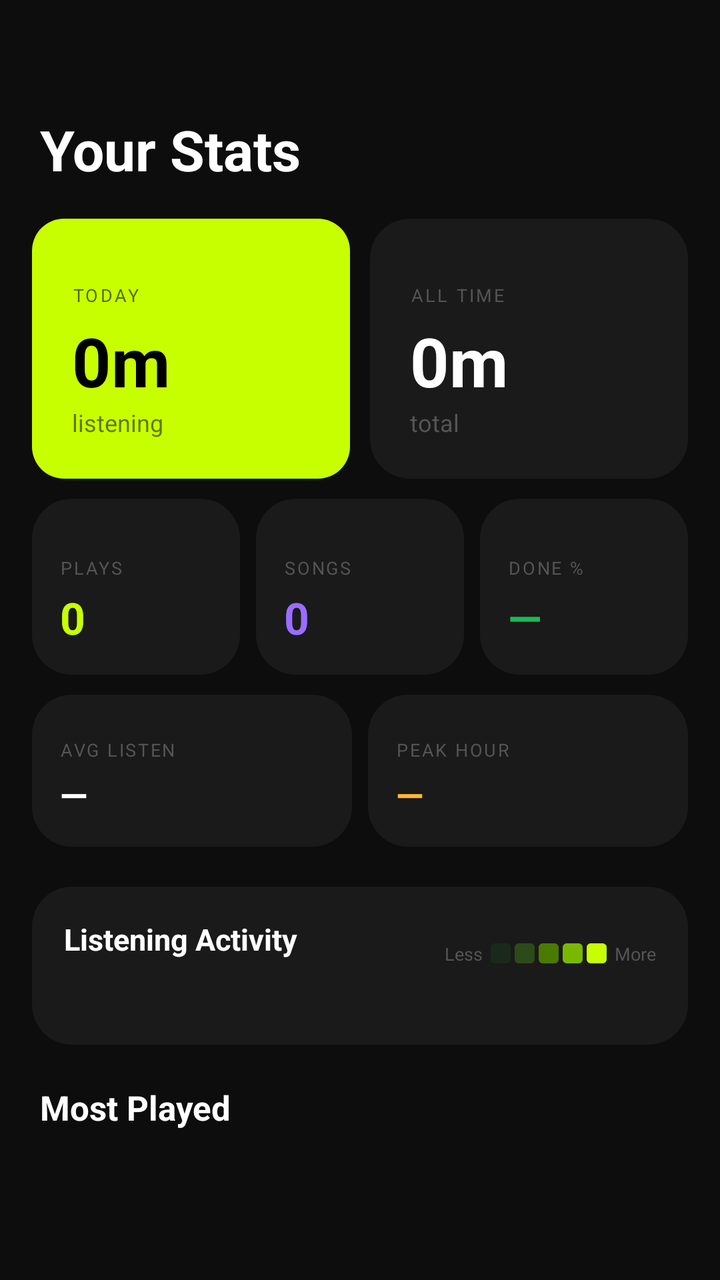
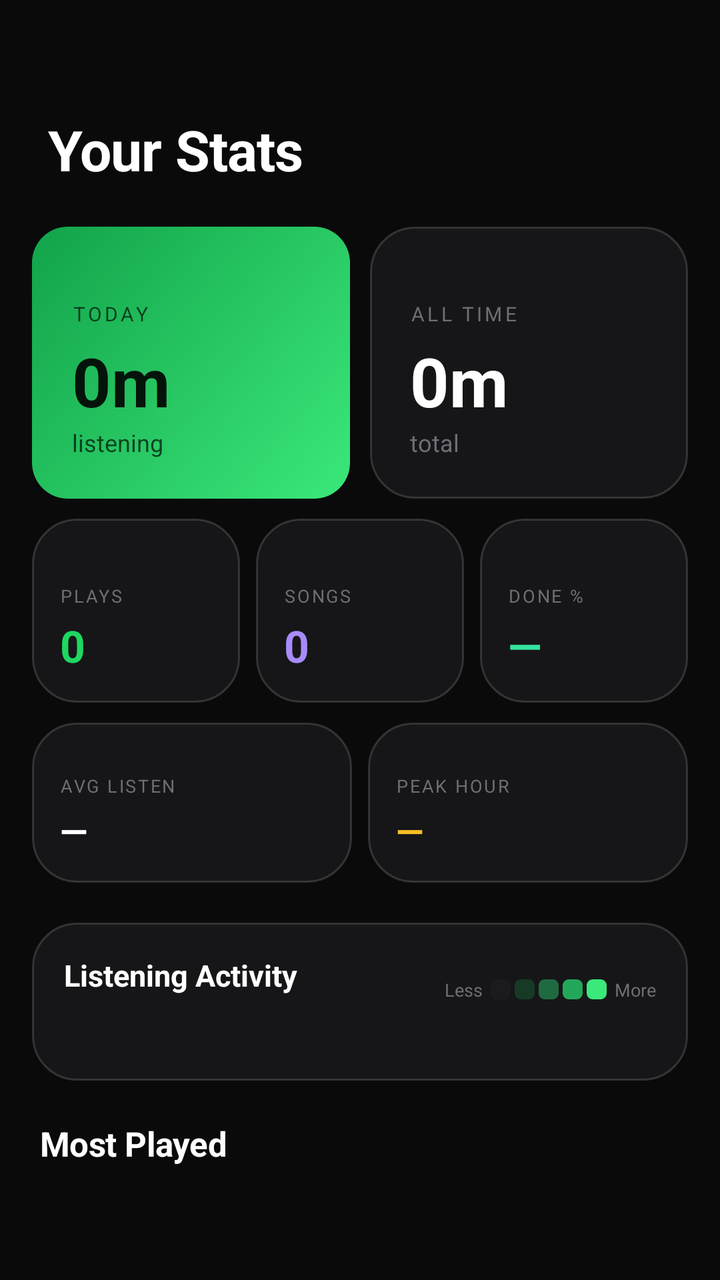

Compare the two renders of this Android layout. The source of the first and the diff that turns it into the second are given below.
<!-- AndroidManifest.xml: application theme Theme.Rhythmix -->
<!-- res/layout/fragment_analytics.xml -->
<?xml version="1.0" encoding="utf-8"?>
<LinearLayout
    xmlns:android="http://schemas.android.com/apk/res/android"
    xmlns:app="http://schemas.android.com/apk/res-auto"
    android:layout_width="match_parent"
    android:layout_height="match_parent"
    android:background="@color/bg"
    android:orientation="vertical">

    
    <LinearLayout
        android:layout_width="match_parent"
        android:layout_height="wrap_content"
        android:paddingStart="20dp"
        android:paddingEnd="16dp"
        android:paddingTop="56dp"
        android:paddingBottom="16dp">
        <TextView
            android:layout_width="wrap_content"
            android:layout_height="wrap_content"
            android:text="Your Stats"
            android:textSize="28sp"
            android:textStyle="bold"
            android:textColor="@color/text_primary" />
    </LinearLayout>

    <androidx.core.widget.NestedScrollView
        android:layout_width="match_parent"
        android:layout_height="0dp"
        android:layout_weight="1"
        android:overScrollMode="never"
        android:scrollbars="none">

        <LinearLayout
            android:layout_width="match_parent"
            android:layout_height="wrap_content"
            android:orientation="vertical"
            android:paddingBottom="24dp">

            
            <LinearLayout
                android:layout_width="match_parent"
                android:layout_height="wrap_content"
                android:orientation="horizontal"
                android:paddingHorizontal="16dp"
                android:paddingBottom="10dp">

                <LinearLayout android:layout_width="0dp" android:layout_height="130dp"
                    android:layout_weight="1" android:orientation="vertical"
                    android:background="@drawable/bg_card_accent" android:padding="20dp"
                    android:layout_marginEnd="10dp" android:gravity="bottom">
                    <TextView android:layout_width="wrap_content" android:layout_height="wrap_content"
                        android:text="TODAY" android:textSize="9sp" android:textColor="#99000000"
                        android:letterSpacing="0.12" android:layout_marginBottom="4dp"/>
                    <TextView android:id="@+id/tv_today_listening"
                        android:layout_width="wrap_content" android:layout_height="wrap_content"
                        android:text="0m" android:textColor="@color/black"
                        android:textSize="34sp" android:textStyle="bold"/>
                    <TextView android:layout_width="wrap_content" android:layout_height="wrap_content"
                        android:text="listening" android:textSize="12sp" android:textColor="#88000000"/>
                </LinearLayout>

                <LinearLayout android:layout_width="0dp" android:layout_height="130dp"
                    android:layout_weight="1" android:orientation="vertical"
                    android:background="@drawable/bg_stat_card" android:padding="20dp"
                    android:gravity="bottom">
                    <TextView android:layout_width="wrap_content" android:layout_height="wrap_content"
                        android:text="ALL TIME" android:textSize="9sp" android:textColor="@color/text_tertiary"
                        android:letterSpacing="0.12" android:layout_marginBottom="4dp"/>
                    <TextView android:id="@+id/tv_total_listening"
                        android:layout_width="wrap_content" android:layout_height="wrap_content"
                        android:text="0m" android:textColor="@color/text_primary"
                        android:textSize="34sp" android:textStyle="bold"/>
                    <TextView android:layout_width="wrap_content" android:layout_height="wrap_content"
                        android:text="total" android:textSize="12sp" android:textColor="@color/text_tertiary"/>
                </LinearLayout>
            </LinearLayout>

            
            <LinearLayout android:layout_width="match_parent" android:layout_height="wrap_content"
                android:orientation="horizontal" android:paddingHorizontal="16dp" android:paddingBottom="10dp">

                <LinearLayout android:layout_width="0dp" android:layout_height="88dp"
                    android:layout_weight="1" android:orientation="vertical"
                    android:background="@drawable/bg_stat_card" android:padding="14dp"
                    android:layout_marginEnd="8dp" android:gravity="bottom">
                    <TextView android:layout_width="wrap_content" android:layout_height="wrap_content"
                        android:text="PLAYS" android:textColor="@color/text_tertiary"
                        android:textSize="9sp" android:letterSpacing="0.1" android:layout_marginBottom="4dp"/>
                    <TextView android:id="@+id/tv_total_plays"
                        android:layout_width="wrap_content" android:layout_height="wrap_content"
                        android:text="0" android:textColor="@color/accent"
                        android:textSize="22sp" android:textStyle="bold"/>
                </LinearLayout>

                <LinearLayout android:layout_width="0dp" android:layout_height="88dp"
                    android:layout_weight="1" android:orientation="vertical"
                    android:background="@drawable/bg_stat_card" android:padding="14dp"
                    android:layout_marginEnd="8dp" android:gravity="bottom">
                    <TextView android:layout_width="wrap_content" android:layout_height="wrap_content"
                        android:text="SONGS" android:textColor="@color/text_tertiary"
                        android:textSize="9sp" android:letterSpacing="0.1" android:layout_marginBottom="4dp"/>
                    <TextView android:id="@+id/tv_unique_songs"
                        android:layout_width="wrap_content" android:layout_height="wrap_content"
                        android:text="0" android:textColor="@color/violet"
                        android:textSize="22sp" android:textStyle="bold"/>
                </LinearLayout>

                <LinearLayout android:layout_width="0dp" android:layout_height="88dp"
                    android:layout_weight="1" android:orientation="vertical"
                    android:background="@drawable/bg_stat_card" android:padding="14dp"
                    android:gravity="bottom">
                    <TextView android:layout_width="wrap_content" android:layout_height="wrap_content"
                        android:text="DONE %" android:textColor="@color/text_tertiary"
                        android:textSize="9sp" android:letterSpacing="0.1" android:layout_marginBottom="4dp"/>
                    <TextView android:id="@+id/tv_completion_rate"
                        android:layout_width="wrap_content" android:layout_height="wrap_content"
                        android:text="—" android:textColor="@color/green"
                        android:textSize="22sp" android:textStyle="bold"/>
                </LinearLayout>
            </LinearLayout>

            
            <LinearLayout android:layout_width="match_parent" android:layout_height="wrap_content"
                android:orientation="horizontal" android:paddingHorizontal="16dp" android:paddingBottom="20dp">

                <LinearLayout android:layout_width="0dp" android:layout_height="76dp"
                    android:layout_weight="1" android:orientation="vertical"
                    android:background="@drawable/bg_stat_card" android:padding="14dp"
                    android:layout_marginEnd="8dp" android:gravity="bottom">
                    <TextView android:layout_width="wrap_content" android:layout_height="wrap_content"
                        android:text="AVG LISTEN" android:textColor="@color/text_tertiary"
                        android:textSize="9sp" android:letterSpacing="0.1" android:layout_marginBottom="4dp"/>
                    <TextView android:id="@+id/tv_avg_session"
                        android:layout_width="wrap_content" android:layout_height="wrap_content"
                        android:text="—" android:textColor="@color/text_primary"
                        android:textSize="18sp" android:textStyle="bold"/>
                </LinearLayout>

                <LinearLayout android:layout_width="0dp" android:layout_height="76dp"
                    android:layout_weight="1" android:orientation="vertical"
                    android:background="@drawable/bg_stat_card" android:padding="14dp"
                    android:gravity="bottom">
                    <TextView android:layout_width="wrap_content" android:layout_height="wrap_content"
                        android:text="PEAK HOUR" android:textColor="@color/text_tertiary"
                        android:textSize="9sp" android:letterSpacing="0.1" android:layout_marginBottom="4dp"/>
                    <TextView android:id="@+id/tv_peak_hour"
                        android:layout_width="wrap_content" android:layout_height="wrap_content"
                        android:text="—" android:textColor="@color/amber"
                        android:textSize="18sp" android:textStyle="bold"/>
                </LinearLayout>
            </LinearLayout>

            
            
            
            <LinearLayout
                android:layout_width="match_parent"
                android:layout_height="wrap_content"
                android:orientation="vertical"
                android:background="@drawable/bg_stat_card"
                android:layout_marginHorizontal="16dp"
                android:layout_marginBottom="20dp"
                android:padding="16dp">

                
                <LinearLayout android:layout_width="match_parent" android:layout_height="wrap_content"
                    android:orientation="horizontal" android:gravity="center_vertical"
                    android:layout_marginBottom="12dp">
                    <LinearLayout android:layout_width="0dp" android:layout_height="wrap_content"
                        android:layout_weight="1" android:orientation="vertical">
                        <TextView android:layout_width="wrap_content" android:layout_height="wrap_content"
                            android:text="Listening Activity"
                            android:textSize="15sp" android:textStyle="bold" android:textColor="@color/text_primary"/>
                        <TextView android:id="@+id/tv_heatmap_subtitle"
                            android:layout_width="wrap_content" android:layout_height="wrap_content"
                            android:textSize="11sp" android:textColor="@color/text_tertiary"/>
                    </LinearLayout>
                    
                    <LinearLayout android:layout_width="wrap_content" android:layout_height="wrap_content"
                        android:orientation="horizontal" android:gravity="center_vertical">
                        <TextView android:layout_width="wrap_content" android:layout_height="wrap_content"
                            android:text="Less" android:textSize="9sp" android:textColor="@color/text_tertiary"
                            android:layout_marginEnd="4dp"/>
                        <View android:layout_width="10dp" android:layout_height="10dp"
                            android:background="@drawable/bg_heatmap_0" android:layout_marginEnd="2dp"/>
                        <View android:layout_width="10dp" android:layout_height="10dp"
                            android:background="@drawable/bg_heatmap_1" android:layout_marginEnd="2dp"/>
                        <View android:layout_width="10dp" android:layout_height="10dp"
                            android:background="@drawable/bg_heatmap_2" android:layout_marginEnd="2dp"/>
                        <View android:layout_width="10dp" android:layout_height="10dp"
                            android:background="@drawable/bg_heatmap_3" android:layout_marginEnd="2dp"/>
                        <View android:layout_width="10dp" android:layout_height="10dp"
                            android:background="@drawable/bg_heatmap_4" android:layout_marginEnd="4dp"/>
                        <TextView android:layout_width="wrap_content" android:layout_height="wrap_content"
                            android:text="More" android:textSize="9sp" android:textColor="@color/text_tertiary"/>
                    </LinearLayout>
                </LinearLayout>

                
                <HorizontalScrollView
                    android:id="@+id/heatmap_scroll"
                    android:layout_width="match_parent"
                    android:layout_height="wrap_content"
                    android:scrollbars="none"
                    android:overScrollMode="never">

                    
                    <LinearLayout
                        android:layout_width="wrap_content"
                        android:layout_height="wrap_content"
                        android:orientation="horizontal">

                        
                        <LinearLayout
                            android:id="@+id/heatmap_day_labels"
                            android:layout_width="wrap_content"
                            android:layout_height="wrap_content"
                            android:orientation="vertical" />

                        
                        <LinearLayout
                            android:layout_width="wrap_content"
                            android:layout_height="wrap_content"
                            android:orientation="vertical">

                            
                            <LinearLayout
                                android:id="@+id/heatmap_month_labels"
                                android:layout_width="wrap_content"
                                android:layout_height="wrap_content"
                                android:orientation="horizontal" />

                            
                            <LinearLayout
                                android:id="@+id/heatmap_grid"
                                android:layout_width="wrap_content"
                                android:layout_height="wrap_content"
                                android:orientation="horizontal" />

                        </LinearLayout>
                    </LinearLayout>
                </HorizontalScrollView>
            </LinearLayout>

            
            <TextView android:layout_width="wrap_content" android:layout_height="wrap_content"
                android:text="Most Played"
                android:textSize="17sp" android:textStyle="bold" android:textColor="@color/text_primary"
                android:paddingHorizontal="20dp" android:paddingBottom="12dp" />

            <androidx.recyclerview.widget.RecyclerView
                android:id="@+id/rv_top_songs"
                android:layout_width="match_parent"
                android:layout_height="wrap_content"
                android:nestedScrollingEnabled="false"
                android:overScrollMode="never"
                app:layoutManager="androidx.recyclerview.widget.LinearLayoutManager" />

        </LinearLayout>
    </androidx.core.widget.NestedScrollView>
</LinearLayout>
<!-- resources referenced by this layout -->
<resources>
  <color name="accent">#C8FF00</color>
  <color name="amber">#FFB830</color>
  <color name="bg">#0D0D0D</color>
  <color name="green">#1DB954</color>
  <color name="text_tertiary">#555555</color>
  <color name="violet">#9B6DFF</color>
  <!-- drawable bg_card_accent (drawable) -->
  <?xml version="1.0" encoding="utf-8"?>
  <shape xmlns:android="http://schemas.android.com/apk/res/android">
      <solid android:color="@color/accent" />
      <corners android:radius="16dp" />
  </shape>
  <!-- drawable bg_heatmap_0 (drawable) -->
  <?xml version="1.0" encoding="utf-8"?>
  <shape xmlns:android="http://schemas.android.com/apk/res/android">
      <solid android:color="#1A2A1A"/>
      <corners android:radius="2dp"/>
  </shape>
  <!-- drawable bg_heatmap_1 (drawable) -->
  <?xml version="1.0" encoding="utf-8"?>
  <shape xmlns:android="http://schemas.android.com/apk/res/android">
      <solid android:color="#2D4A1A"/>
      <corners android:radius="2dp"/>
  </shape>
  <!-- drawable bg_heatmap_2 (drawable) -->
  <?xml version="1.0" encoding="utf-8"?>
  <shape xmlns:android="http://schemas.android.com/apk/res/android">
      <solid android:color="#4A7A00"/>
      <corners android:radius="2dp"/>
  </shape>
  <!-- drawable bg_heatmap_3 (drawable) -->
  <?xml version="1.0" encoding="utf-8"?>
  <shape xmlns:android="http://schemas.android.com/apk/res/android">
      <solid android:color="#7AB800"/>
      <corners android:radius="2dp"/>
  </shape>
  <!-- drawable bg_heatmap_4 (drawable) -->
  <?xml version="1.0" encoding="utf-8"?>
  <shape xmlns:android="http://schemas.android.com/apk/res/android">
      <solid android:color="#C8FF00"/>
      <corners android:radius="2dp"/>
  </shape>
  <!-- drawable bg_stat_card (drawable) -->
  <?xml version="1.0" encoding="utf-8"?>
  <shape xmlns:android="http://schemas.android.com/apk/res/android">
      <solid android:color="@color/surface" />
      <corners android:radius="20dp" />
  </shape>
  <style name="Theme.Rhythmix" parent="Theme.Material3.Dark.NoActionBar">
          <item name="colorPrimary">@color/accent</item>
          <item name="colorPrimaryVariant">@color/accent_dim</item>
          <item name="colorOnPrimary">@color/black</item>
          <item name="colorSecondary">@color/violet</item>
          <item name="colorSurface">@color/surface</item>
          <item name="colorOnSurface">@color/text_primary</item>
          <item name="android:colorBackground">@color/bg</item>
          <item name="android:windowBackground">@color/bg</item>
          <item name="android:statusBarColor">@color/bg</item>
          <item name="android:navigationBarColor">@color/nav_bg</item>
          <item name="android:windowLightStatusBar">false</item>
          <item name="android:windowLightNavigationBar">false</item>
      </style>
  <color name="surface">#1A1A1A</color>
  <color name="accent_dim">#3A4700</color>
  <color name="nav_bg">#111111</color>
  <!-- unchanged entries left out for length: 2 -->
</resources>

<!-- the commit's change to res/layout/fragment_analytics.xml (unified diff, before → after) -->
@@ -11,16 +11,17 @@
     <LinearLayout
         android:layout_width="match_parent"
         android:layout_height="wrap_content"
-        android:paddingStart="20dp"
+        android:paddingStart="24dp"
         android:paddingEnd="16dp"
         android:paddingTop="56dp"
-        android:paddingBottom="16dp">
+        android:paddingBottom="20dp">
         <TextView
             android:layout_width="wrap_content"
             android:layout_height="wrap_content"
             android:text="Your Stats"
             android:textSize="28sp"
             android:textStyle="bold"
+            android:letterSpacing="-0.01"
             android:textColor="@color/text_primary" />
     </LinearLayout>
 
@@ -45,28 +46,28 @@
                 android:paddingHorizontal="16dp"
                 android:paddingBottom="10dp">
 
-                <LinearLayout android:layout_width="0dp" android:layout_height="130dp"
+                <LinearLayout android:layout_width="0dp" android:layout_height="136dp"
                     android:layout_weight="1" android:orientation="vertical"
                     android:background="@drawable/bg_card_accent" android:padding="20dp"
                     android:layout_marginEnd="10dp" android:gravity="bottom">
                     <TextView android:layout_width="wrap_content" android:layout_height="wrap_content"
-                        android:text="TODAY" android:textSize="9sp" android:textColor="#99000000"
-                        android:letterSpacing="0.12" android:layout_marginBottom="4dp"/>
+                        android:text="TODAY" android:textSize="10sp" android:textColor="@color/accent_on"
+                        android:alpha="0.75" android:letterSpacing="0.14" android:layout_marginBottom="4dp"/>
                     <TextView android:id="@+id/tv_today_listening"
                         android:layout_width="wrap_content" android:layout_height="wrap_content"
-                        android:text="0m" android:textColor="@color/black"
+                        android:text="0m" android:textColor="@color/accent_on"
                         android:textSize="34sp" android:textStyle="bold"/>
                     <TextView android:layout_width="wrap_content" android:layout_height="wrap_content"
-                        android:text="listening" android:textSize="12sp" android:textColor="#88000000"/>
-                </LinearLayout>
-
-                <LinearLayout android:layout_width="0dp" android:layout_height="130dp"
+                        android:text="listening" android:textSize="12sp" android:alpha="0.75" android:textColor="@color/accent_on"/>
+                </LinearLayout>
+
+                <LinearLayout android:layout_width="0dp" android:layout_height="136dp"
                     android:layout_weight="1" android:orientation="vertical"
                     android:background="@drawable/bg_stat_card" android:padding="20dp"
                     android:gravity="bottom">
                     <TextView android:layout_width="wrap_content" android:layout_height="wrap_content"
-                        android:text="ALL TIME" android:textSize="9sp" android:textColor="@color/text_tertiary"
-                        android:letterSpacing="0.12" android:layout_marginBottom="4dp"/>
+                        android:text="ALL TIME" android:textSize="10sp" android:textColor="@color/text_tertiary"
+                        android:letterSpacing="0.14" android:layout_marginBottom="4dp"/>
                     <TextView android:id="@+id/tv_total_listening"
                         android:layout_width="wrap_content" android:layout_height="wrap_content"
                         android:text="0m" android:textColor="@color/text_primary"
@@ -80,7 +81,7 @@
             <LinearLayout android:layout_width="match_parent" android:layout_height="wrap_content"
                 android:orientation="horizontal" android:paddingHorizontal="16dp" android:paddingBottom="10dp">
 
-                <LinearLayout android:layout_width="0dp" android:layout_height="88dp"
+                <LinearLayout android:layout_width="0dp" android:layout_height="92dp"
                     android:layout_weight="1" android:orientation="vertical"
                     android:background="@drawable/bg_stat_card" android:padding="14dp"
                     android:layout_marginEnd="8dp" android:gravity="bottom">
@@ -93,7 +94,7 @@
                         android:textSize="22sp" android:textStyle="bold"/>
                 </LinearLayout>
 
-                <LinearLayout android:layout_width="0dp" android:layout_height="88dp"
+                <LinearLayout android:layout_width="0dp" android:layout_height="92dp"
                     android:layout_weight="1" android:orientation="vertical"
                     android:background="@drawable/bg_stat_card" android:padding="14dp"
                     android:layout_marginEnd="8dp" android:gravity="bottom">
@@ -106,7 +107,7 @@
                         android:textSize="22sp" android:textStyle="bold"/>
                 </LinearLayout>
 
-                <LinearLayout android:layout_width="0dp" android:layout_height="88dp"
+                <LinearLayout android:layout_width="0dp" android:layout_height="92dp"
                     android:layout_weight="1" android:orientation="vertical"
                     android:background="@drawable/bg_stat_card" android:padding="14dp"
                     android:gravity="bottom">
@@ -124,7 +125,7 @@
             <LinearLayout android:layout_width="match_parent" android:layout_height="wrap_content"
                 android:orientation="horizontal" android:paddingHorizontal="16dp" android:paddingBottom="20dp">
 
-                <LinearLayout android:layout_width="0dp" android:layout_height="76dp"
+                <LinearLayout android:layout_width="0dp" android:layout_height="80dp"
                     android:layout_weight="1" android:orientation="vertical"
                     android:background="@drawable/bg_stat_card" android:padding="14dp"
                     android:layout_marginEnd="8dp" android:gravity="bottom">
@@ -137,7 +138,7 @@
                         android:textSize="18sp" android:textStyle="bold"/>
                 </LinearLayout>
 
-                <LinearLayout android:layout_width="0dp" android:layout_height="76dp"
+                <LinearLayout android:layout_width="0dp" android:layout_height="80dp"
                     android:layout_weight="1" android:orientation="vertical"
                     android:background="@drawable/bg_stat_card" android:padding="14dp"
                     android:gravity="bottom">
@@ -246,7 +247,7 @@
             
             <TextView android:layout_width="wrap_content" android:layout_height="wrap_content"
                 android:text="Most Played"
-                android:textSize="17sp" android:textStyle="bold" android:textColor="@color/text_primary"
+                android:textSize="17sp" android:textStyle="bold" android:letterSpacing="-0.01" android:textColor="@color/text_primary"
                 android:paddingHorizontal="20dp" android:paddingBottom="12dp" />
 
             <androidx.recyclerview.widget.RecyclerView
<!-- resource entries referenced after the edit -->
@@ -1,70 +1,112 @@
 <!-- resources referenced by this layout -->
 <resources>
-  <color name="accent">#C8FF00</color>
-  <color name="amber">#FFB830</color>
-  <color name="bg">#0D0D0D</color>
-  <color name="green">#1DB954</color>
-  <color name="text_tertiary">#555555</color>
-  <color name="violet">#9B6DFF</color>
+  <color name="accent">#1ED760</color>
+  <color name="accent_on">#04140A</color>
+  <color name="amber">#FBBF24</color>
+  <color name="bg">#0A0A0B</color>
+  <color name="green">#34E4A0</color>
+  <color name="text_tertiary">#6E6E77</color>
+  <color name="violet">#A78BFA</color>
   <!-- drawable bg_card_accent (drawable) -->
   <?xml version="1.0" encoding="utf-8"?>
   <shape xmlns:android="http://schemas.android.com/apk/res/android">
-      <solid android:color="@color/accent" />
-      <corners android:radius="16dp" />
+      <gradient
+          android:type="linear"
+          android:angle="135"
+          android:startColor="@color/accent_light"
+          android:endColor="@color/accent_dark" />
+      <corners android:radius="18dp" />
   </shape>
   <!-- drawable bg_heatmap_0 (drawable) -->
   <?xml version="1.0" encoding="utf-8"?>
   <shape xmlns:android="http://schemas.android.com/apk/res/android">
-      <solid android:color="#1A2A1A"/>
-      <corners android:radius="2dp"/>
+      <solid android:color="@color/heatmap_0"/>
+      <corners android:radius="3dp"/>
   </shape>
   <!-- drawable bg_heatmap_1 (drawable) -->
   <?xml version="1.0" encoding="utf-8"?>
   <shape xmlns:android="http://schemas.android.com/apk/res/android">
-      <solid android:color="#2D4A1A"/>
-      <corners android:radius="2dp"/>
+      <solid android:color="@color/heatmap_1"/>
+      <corners android:radius="3dp"/>
   </shape>
   <!-- drawable bg_heatmap_2 (drawable) -->
   <?xml version="1.0" encoding="utf-8"?>
   <shape xmlns:android="http://schemas.android.com/apk/res/android">
-      <solid android:color="#4A7A00"/>
-      <corners android:radius="2dp"/>
+      <solid android:color="@color/heatmap_2"/>
+      <corners android:radius="3dp"/>
   </shape>
   <!-- drawable bg_heatmap_3 (drawable) -->
   <?xml version="1.0" encoding="utf-8"?>
   <shape xmlns:android="http://schemas.android.com/apk/res/android">
-      <solid android:color="#7AB800"/>
-      <corners android:radius="2dp"/>
+      <solid android:color="@color/heatmap_3"/>
+      <corners android:radius="3dp"/>
   </shape>
   <!-- drawable bg_heatmap_4 (drawable) -->
   <?xml version="1.0" encoding="utf-8"?>
   <shape xmlns:android="http://schemas.android.com/apk/res/android">
-      <solid android:color="#C8FF00"/>
-      <corners android:radius="2dp"/>
+      <solid android:color="@color/heatmap_4"/>
+      <corners android:radius="3dp"/>
   </shape>
   <!-- drawable bg_stat_card (drawable) -->
   <?xml version="1.0" encoding="utf-8"?>
   <shape xmlns:android="http://schemas.android.com/apk/res/android">
       <solid android:color="@color/surface" />
-      <corners android:radius="20dp" />
+      <corners android:radius="22dp" />
+      <stroke android:width="1dp" android:color="@color/surface_border" />
   </shape>
   <style name="Theme.Rhythmix" parent="Theme.Material3.Dark.NoActionBar">
+          
           <item name="colorPrimary">@color/accent</item>
-          <item name="colorPrimaryVariant">@color/accent_dim</item>
-          <item name="colorOnPrimary">@color/black</item>
+          <item name="colorOnPrimary">@color/accent_on</item>
+          <item name="colorPrimaryContainer">@color/accent_dim</item>
+          <item name="colorOnPrimaryContainer">@color/accent_light</item>
           <item name="colorSecondary">@color/violet</item>
+          <item name="colorOnSecondary">@color/black</item>
+  
+          
           <item name="colorSurface">@color/surface</item>
           <item name="colorOnSurface">@color/text_primary</item>
+          <item name="colorSurfaceVariant">@color/surface2</item>
+          <item name="colorOnSurfaceVariant">@color/text_secondary</item>
           <item name="android:colorBackground">@color/bg</item>
-          <item name="android:windowBackground">@color/bg</item>
+          <item name="colorOutline">@color/surface_border</item>
+  
+          
           <item name="android:statusBarColor">@color/bg</item>
           <item name="android:navigationBarColor">@color/nav_bg</item>
-          <item name="android:windowLightStatusBar">false</item>
-          <item name="android:windowLightNavigationBar">false</item>
+          <item name="android:windowLightStatusBar" tools:targetApi="23">false</item>
+          <item name="android:windowLightNavigationBar" tools:targetApi="27">false</item>
+          <item name="android:enforceNavigationBarContrast" tools:targetApi="29">false</item>
+          <item name="android:windowDrawsSystemBarBackgrounds">true</item>
+  
+          
+          <item name="android:fontFamily">sans-serif</item>
+          <item name="fontFamily">sans-serif</item>
+  
+          
+          <item name="chipStyle">@style/Widget.Rhythmix.Chip</item>
       </style>
-  <color name="surface">#1A1A1A</color>
-  <color name="accent_dim">#3A4700</color>
-  <color name="nav_bg">#111111</color>
+  <color name="accent_light">#3BE87A</color>
+  <color name="accent_dark">#12A34A</color>
+  <color name="heatmap_0">#1B1B1F</color>
+  <color name="heatmap_1">#163A26</color>
+  <color name="heatmap_2">#1F6B41</color>
+  <color name="heatmap_3">#23A85B</color>
+  <color name="heatmap_4">#3BE87A</color>
+  <color name="surface">#161618</color>
+  <color name="surface_border">#26FFFFFF</color>
+  <color name="accent_dim">#17281D</color>
+  <color name="surface2">#212125</color>
+  <color name="text_secondary">#A8A8AF</color>
+  <color name="nav_bg">#101012</color>
+  <style name="Widget.Rhythmix.Chip" parent="Widget.Material3.Chip.Filter">
+          <item name="chipBackgroundColor">@color/surface2</item>
+          <item name="chipStrokeColor">@color/surface_border</item>
+          <item name="chipStrokeWidth">1dp</item>
+          <item name="android:textColor">@color/text_secondary</item>
+          <item name="chipCornerRadius">100dp</item>
+          <item name="checkedIconVisible">false</item>
+      </style>
   <!-- unchanged entries left out for length: 2 -->
 </resources>
 
